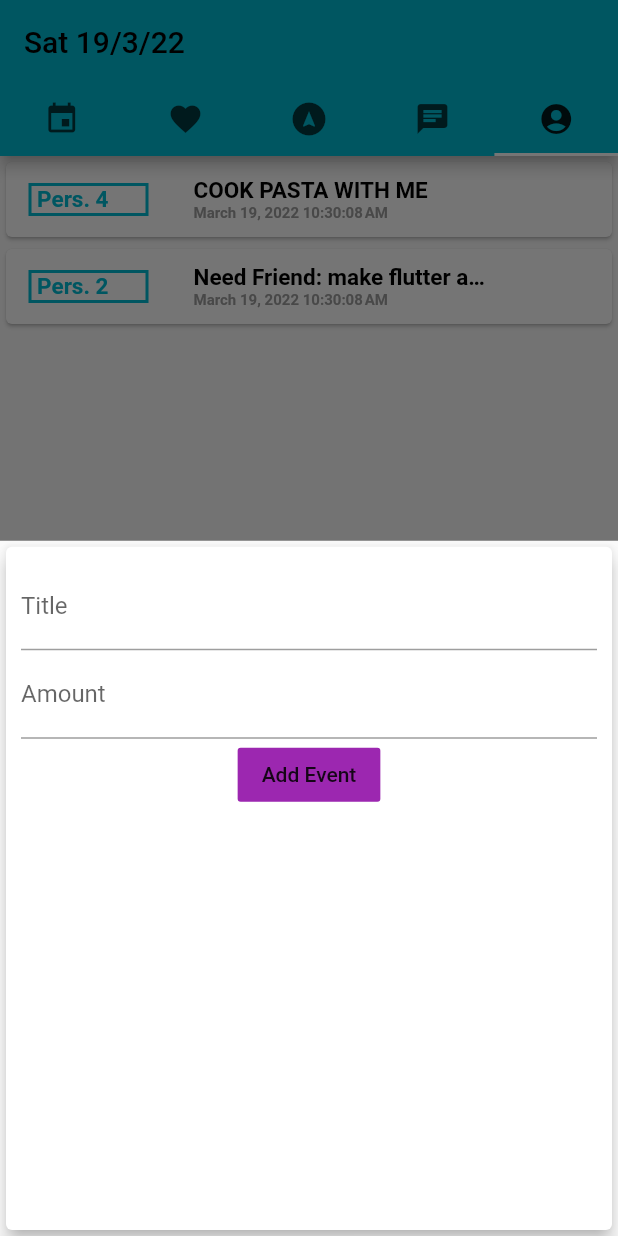
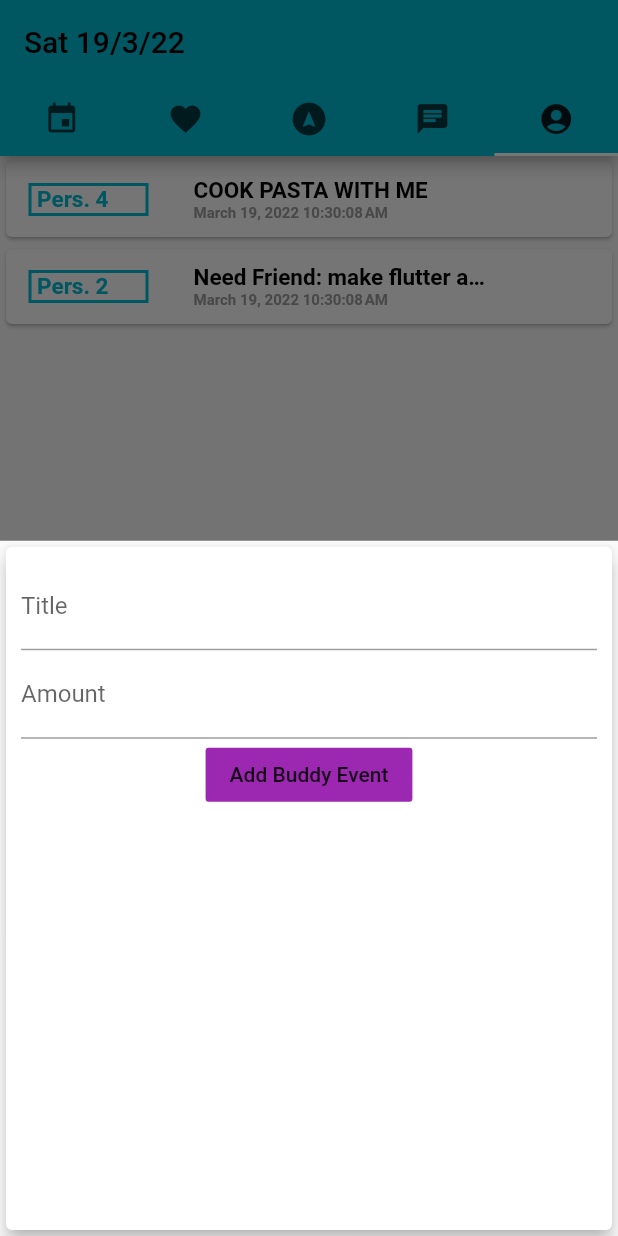
Before and after one commit to nathantambeur/Hackatlon, a Flutter app: the screen it shows after launch, tab 5 chosen, after a tap on the "add" icon, on a phone screen of 412 x 824 dp. Run offline on Flutter 3.47's test engine with Material 2 defaults, Android fonts, the phone set to English and light mode, and no system bars; our stand-ins replace flushbar, getwidget, like_button, table_calendar; missing offline and left inert: dart:html, flutter_dialogflow; network calls fail; project files that could hold a hidden picture were left out.

Commit message:
working_link

```diff
--- a/calender/lib/BuddyEvents/main.dart
+++ b/calender/lib/BuddyEvents/main.dart
@@ -11,20 +11,20 @@ class BuddyEventPage extends StatefulWidget {
   const BuddyEventPage({
     Key? key,
   }) : super(key: key);
-  State<BuddyEventPage> createState() => _BuddyEventPageState();
+  State<BuddyEventPage> createState() => BuddyEventPageState();
 }
 
-class _BuddyEventPageState extends State<BuddyEventPage> {
+class BuddyEventPageState extends State<BuddyEventPage> {
   void startAddNewEvent(ctx) {
     //let a form apear form below
     showModalBottomSheet(
         context: ctx,
         builder: (_) {
-          return NewEvent(_addNewEvent); //wiget that pops up
+          return NewEvent(addNewEvent); //wiget that pops up
         });
   }
 
-  void _addNewEvent(String title, double amount) {
+  void addNewEvent(String title, double amount) {
     final trans = Event(
         id: DateTime.now().toString(),
         date: DateTime.now(),
--- a/calender/lib/BuddyEvents/widgets/new_event.dart
+++ b/calender/lib/BuddyEvents/widgets/new_event.dart
@@ -43,7 +43,7 @@ class _NewEventState extends State<NewEvent> {
               onPressed: () {
                 submitdata();
               },
-              child: Text("Add Event"))
+              child: Text("Add Buddy Event"))
         ]),
       ),
     );
--- a/calender/lib/widgets/discription_to_place.dart
+++ b/calender/lib/widgets/discription_to_place.dart
@@ -52,7 +52,7 @@ class _EventPageState extends State<EventPage> {
             ),
             ElevatedButton.icon(
               onPressed: () {
-                MapUtils.openMap(-3.823216, -38.481700);
+                MapUtils.openMap(50.8734216, 4.7077100);
               },
               icon: Icon(Icons.location_city),
               label: Text("Show google maps"),
```
Also changed, not shown: calender/lib/BuddyEvents/widgets/buddy_event_sub.dart (+8 -1 lines), calender/lib/Maps/maps.dart (+10 -0 lines), calender/lib/widgets/eventpage.dart (+3 -18 lines), 2 other files.
